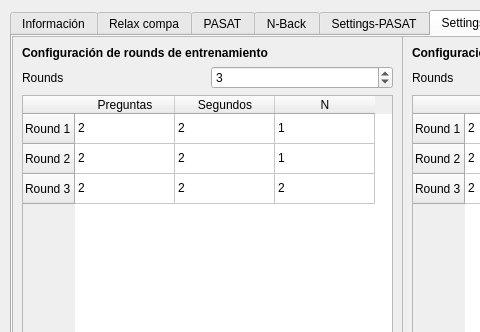
Before: the Qt Designer form src/guis/pasat.ui in artLara/pasat, drawn with Qt 5; both pictures show x 0 to 480 and y 0 to 332 of the 1122 by 737 pixel window.
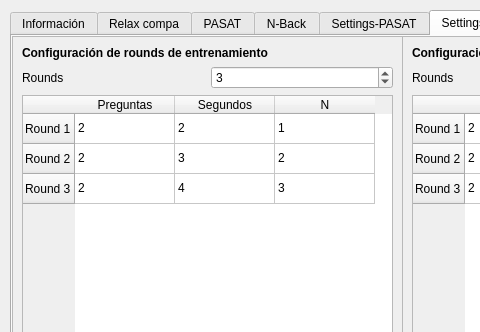
After: the same form once the commit is applied. The open tabs and pages were chosen to show the change.

Diff of the .ui file:
```diff
--- a/src/guis/pasat.ui
+++ b/src/guis/pasat.ui
@@ -2080,12 +2080,12 @@
           </item>
           <item row="1" column="1">
            <property name="text">
-            <string>2</string>
+            <string>3</string>
            </property>
           </item>
           <item row="1" column="2">
            <property name="text">
-            <string>1</string>
+            <string>2</string>
            </property>
           </item>
           <item row="2" column="0">
@@ -2095,12 +2095,12 @@
           </item>
           <item row="2" column="1">
            <property name="text">
-            <string>2</string>
+            <string>4</string>
            </property>
           </item>
           <item row="2" column="2">
            <property name="text">
-            <string>2</string>
+            <string>3</string>
            </property>
           </item>
          </widget>
```
Left out of the diff: 10 changed lines with no effect on the pictures.
